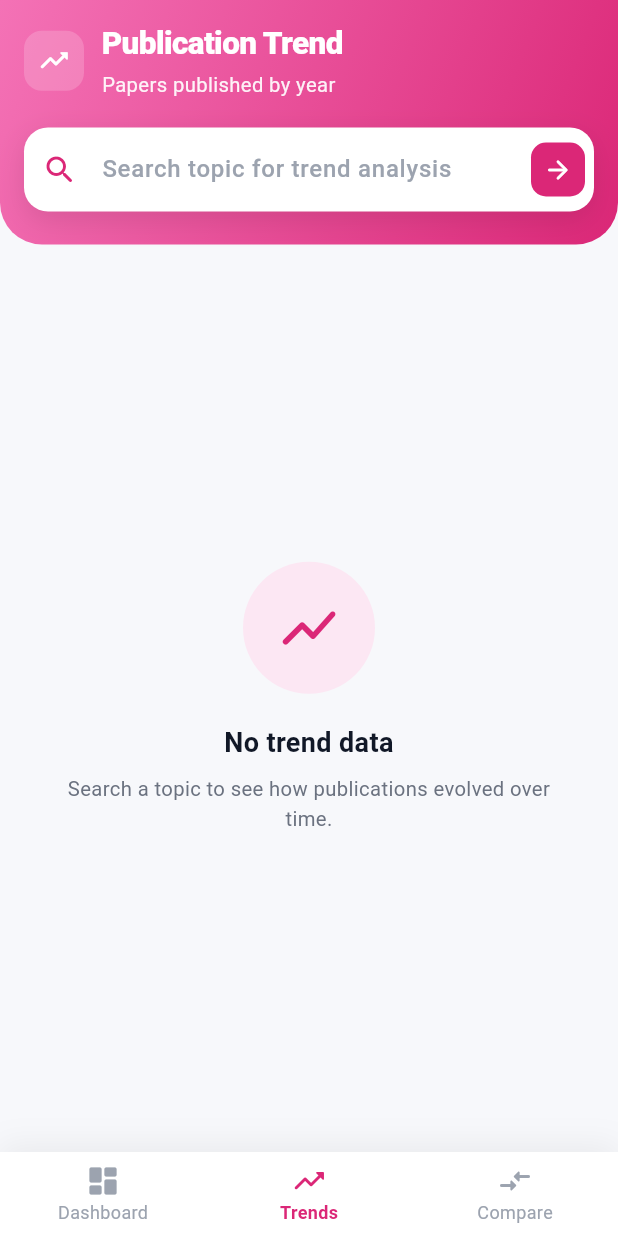
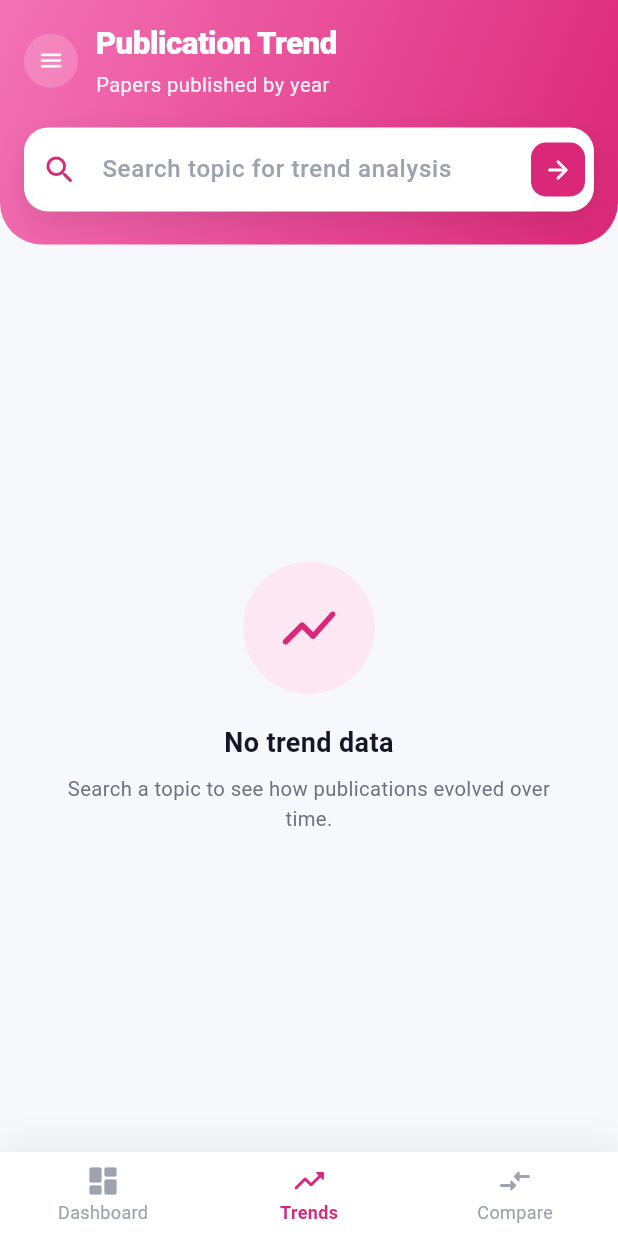
Before and after one commit to SE193460/journal_trend_analyzer, a Flutter app: the screen it shows after launch, item 2 of the bottom bar chosen, on a phone screen of 412 x 824 dp. Run offline on Flutter 3.47's test engine with Material 3 defaults, Android fonts, the phone set to English and light mode, and no system bars; our stand-ins replace dio, fl_chart, shared_preferences.

Commit message:
fix sidebar

```diff
--- a/lib/models/dashboard_summary.dart
+++ b/lib/models/dashboard_summary.dart
@@ -9,6 +9,11 @@ class ResearchDashboardSummary {
   final Publication? mostInfluentialPaper;
   final List<PublicationTrendPoint> publicationTrend;
 
+  /// Number of papers actually fetched from the API for this search
+  /// (capped by the search limit). This is the real "Papers Retrieved" count,
+  /// not the total number of matching works on OpenAlex.
+  final int papersRetrieved;
+
   ResearchDashboardSummary({
     required this.totalPublications,
     required this.averageCitationCount,
@@ -17,5 +22,6 @@ class ResearchDashboardSummary {
     this.topAuthor,
     this.mostInfluentialPaper,
     required this.publicationTrend,
+    this.papersRetrieved = 0,
   });
 }
--- a/lib/screens/compare_topics_screen.dart
+++ b/lib/screens/compare_topics_screen.dart
@@ -14,7 +14,8 @@ import '../widgets/common.dart';
 
 /// Lets the user compare 2–3 research topics side by side using OpenAlex data.
 class CompareTopicsScreen extends StatefulWidget {
-  const CompareTopicsScreen({super.key});
+  final GlobalKey<ScaffoldState>? scaffoldKey;
+  const CompareTopicsScreen({super.key, this.scaffoldKey});
 
   @override
   State<CompareTopicsScreen> createState() => _CompareTopicsScreenState();
@@ -107,6 +108,9 @@ class _CompareTopicsScreenState extends State<CompareTopicsScreen> {
             title: context.s.compareTitle,
             subtitle: context.s.compareSubtitle,
             icon: Icons.compare_arrows_rounded,
+            onMenuTap: widget.scaffoldKey != null
+                ? () => widget.scaffoldKey?.currentState?.openDrawer()
+                : null,
           ),
           Expanded(
             child: SingleChildScrollView(
--- a/lib/screens/search_screen.dart
+++ b/lib/screens/search_screen.dart
@@ -23,17 +23,25 @@ class _SearchScreenState extends State<SearchScreen> {
 
   @override
   Widget build(BuildContext context) {
-    if (_currentIndex == 1) return _wrapWithBottomNav(const TrendScreen());
-    if (_currentIndex == 2) {
-      return _wrapWithBottomNav(const CompareTopicsScreen());
+    // A single scaffold hosts the drawer for every tab so that Trends and
+    // Compare can open the same sidebar from their header menu button.
+    final Widget body;
+    switch (_currentIndex) {
+      case 1:
+        body = TrendScreen(scaffoldKey: _scaffoldKey);
+        break;
+      case 2:
+        body = CompareTopicsScreen(scaffoldKey: _scaffoldKey);
+        break;
+      default:
+        body = DashboardScreen(scaffoldKey: _scaffoldKey);
     }
 
-    // Index 0 — Dashboard (home tab with search bar built in)
     return Scaffold(
       key: _scaffoldKey,
       backgroundColor: AppColors.background,
       drawer: _buildDrawer(),
-      body: DashboardScreen(scaffoldKey: _scaffoldKey),
+      body: body,
       bottomNavigationBar: _buildBottomNav(),
     );
   }
@@ -143,14 +151,6 @@ class _SearchScreenState extends State<SearchScreen> {
 
   // ─── Bottom navigation ───────────────────────────────────
 
-  Widget _wrapWithBottomNav(Widget child) {
-    return Scaffold(
-      backgroundColor: AppColors.background,
-      body: child,
-      bottomNavigationBar: _buildBottomNav(),
-    );
-  }
-
   Widget _buildBottomNav() {
     return Container(
       decoration: BoxDecoration(
--- a/lib/screens/trend_screen.dart
+++ b/lib/screens/trend_screen.dart
@@ -13,7 +13,8 @@ import '../widgets/topic_search_bar.dart';
 import 'detail_screen.dart';
 
 class TrendScreen extends StatefulWidget {
-  const TrendScreen({super.key});
+  final GlobalKey<ScaffoldState>? scaffoldKey;
+  const TrendScreen({super.key, this.scaffoldKey});
 
   @override
   State<TrendScreen> createState() => _TrendScreenState();
@@ -53,6 +54,9 @@ class _TrendScreenState extends State<TrendScreen> {
                 ? context.s.trendSubtitleForTopic(provider.currentTopic)
                 : context.s.trendSubtitleDefault,
             icon: Icons.trending_up_rounded,
+            onMenuTap: widget.scaffoldKey != null
+                ? () => widget.scaffoldKey?.currentState?.openDrawer()
+                : null,
             child: TopicSearchBar(
               hintText: 'Search topic for trend analysis',
               initialValue: _currentSearchText,
--- a/lib/widgets/common.dart
+++ b/lib/widgets/common.dart
@@ -12,6 +12,11 @@ class BrandedHeader extends StatelessWidget {
   final Widget? leading;
   final Widget? trailing;
 
+  /// When provided, a hamburger (menu) button is shown as the leading widget
+  /// and the [icon] logo is hidden — used to open the app drawer from screens
+  /// that live inside the main tabbed scaffold (e.g. Trends, Compare).
+  final VoidCallback? onMenuTap;
+
   /// Optional content rendered below the title (e.g. a search field).
   final Widget? child;
 
@@ -22,6 +27,7 @@ class BrandedHeader extends StatelessWidget {
     this.icon,
     this.leading,
     this.trailing,
+    this.onMenuTap,
     this.child,
   });
 
@@ -29,12 +35,20 @@ class BrandedHeader extends StatelessWidget {
   Widget build(BuildContext context) {
     final canPop = Navigator.of(context).canPop();
     final Widget? lead = leading ??
-        (canPop
+        (onMenuTap != null
             ? _CircleIconButton(
-                icon: Icons.arrow_back_ios_new_rounded,
-                onTap: () => Navigator.of(context).maybePop(),
+                icon: Icons.menu_rounded,
+                onTap: onMenuTap!,
               )
-            : null);
+            : (canPop
+                ? _CircleIconButton(
+                    icon: Icons.arrow_back_ios_new_rounded,
+                    onTap: () => Navigator.of(context).maybePop(),
+                  )
+                : null));
+
+    // The menu button replaces the logo icon, mirroring the Dashboard header.
+    final bool showIcon = icon != null && onMenuTap == null;
 
     return Container(
       width: double.infinity,
@@ -59,7 +73,7 @@ class BrandedHeader extends StatelessWidget {
                       padding: const EdgeInsets.only(right: 12),
                       child: lead,
                     ),
-                  if (icon != null) ...[
+                  if (showIcon) ...[
                     Container(
                       padding: const EdgeInsets.all(9),
                       decoration: BoxDecoration(
```
Also changed, not shown: lib/providers/dashboard_provider.dart (+13 -0 lines), lib/screens/dashboard_screen.dart (+19 -63 lines), lib/services/openalex_service.dart (+13 -6 lines).
